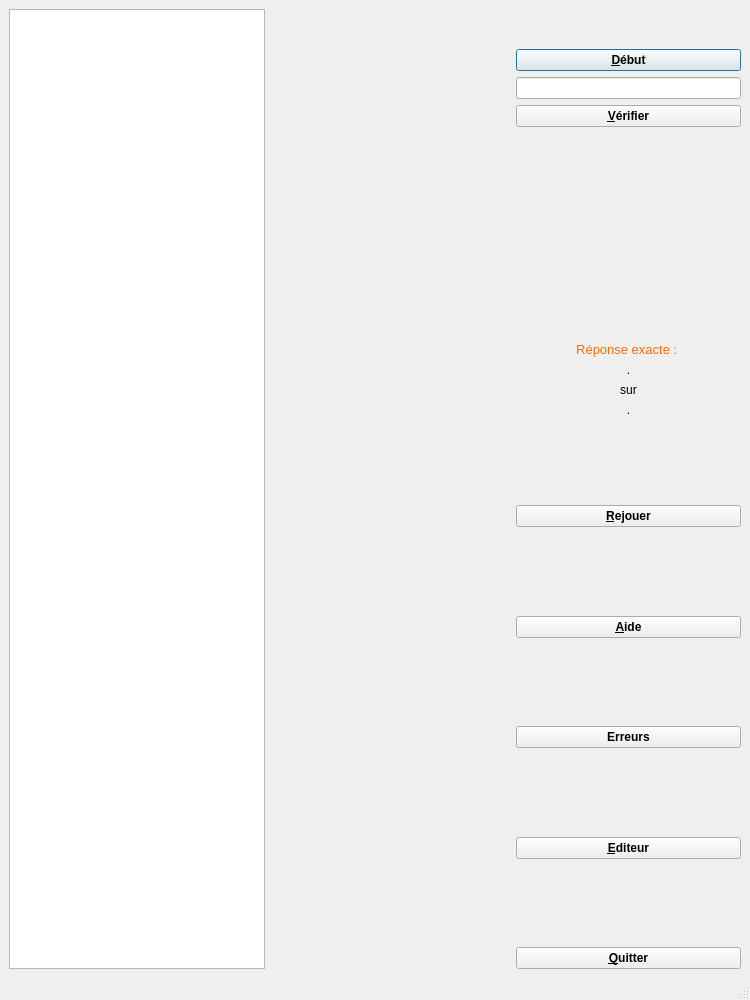
Txikilinux/leterrier-calculment, file exercice.ui: the form before one commit.
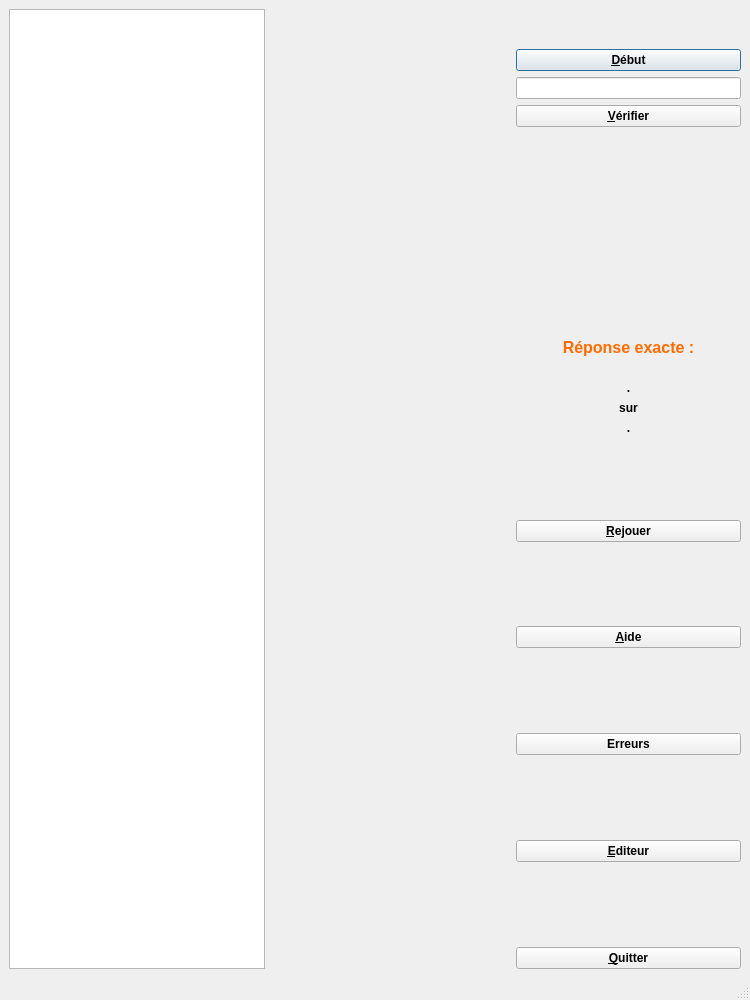
The form after the commit. Icons and pictures are not drawn.

Commit message: Amélioration affichage, en particulier réponse donnée

The edit to the form file:
```diff
--- a/exercice.ui
+++ b/exercice.ui
@@ -163,6 +163,12 @@
         </item>
         <item>
          <widget class="QLabel" name="lblMsg">
+          <property name="font">
+           <font>
+            <weight>75</weight>
+            <bold>true</bold>
+           </font>
+          </property>
           <property name="text">
            <string/>
           </property>
@@ -176,14 +182,23 @@
           <property name="enabled">
            <bool>true</bool>
           </property>
+          <property name="font">
+           <font>
+            <pointsize>12</pointsize>
+            <weight>75</weight>
+            <italic>false</italic>
+            <bold>true</bold>
+           </font>
+          </property>
           <property name="styleSheet">
            <string notr="true">color : #ff6b00;
-font: 10pt;
+font: 12pt;
+font-weight:bold</string>
+          </property>
+          <property name="text">
+           <string>Réponse exacte : 
 </string>
           </property>
-          <property name="text">
-           <string>Réponse exacte : </string>
-          </property>
           <property name="alignment">
            <set>Qt::AlignCenter</set>
           </property>
@@ -194,6 +209,12 @@
         </item>
         <item>
          <widget class="QLabel" name="lblPoints">
+          <property name="font">
+           <font>
+            <weight>75</weight>
+            <bold>true</bold>
+           </font>
+          </property>
           <property name="text">
            <string>.</string>
           </property>
@@ -204,6 +225,12 @@
         </item>
         <item>
          <widget class="QLabel" name="lblSur">
+          <property name="font">
+           <font>
+            <weight>75</weight>
+            <bold>true</bold>
+           </font>
+          </property>
           <property name="text">
            <string>sur</string>
           </property>
@@ -214,6 +241,12 @@
         </item>
         <item>
          <widget class="QLabel" name="lblTotal">
+          <property name="font">
+           <font>
+            <weight>75</weight>
+            <bold>true</bold>
+           </font>
+          </property>
           <property name="text">
            <string>.</string>
           </property>
```
The commit also changes 4 other files.
